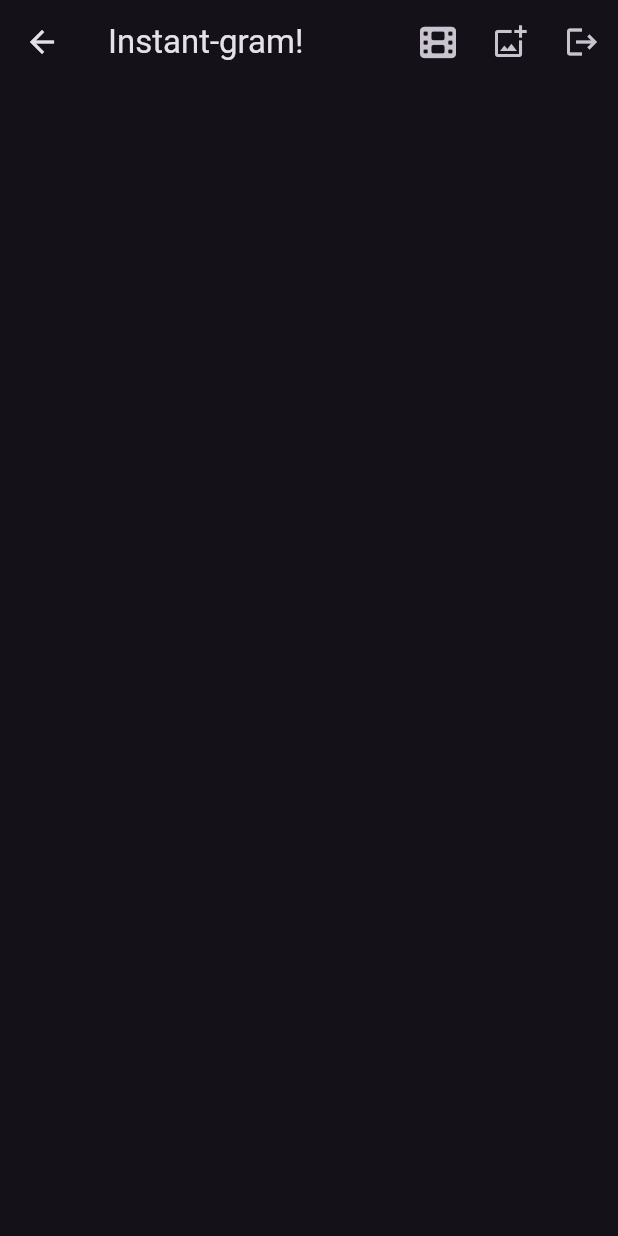
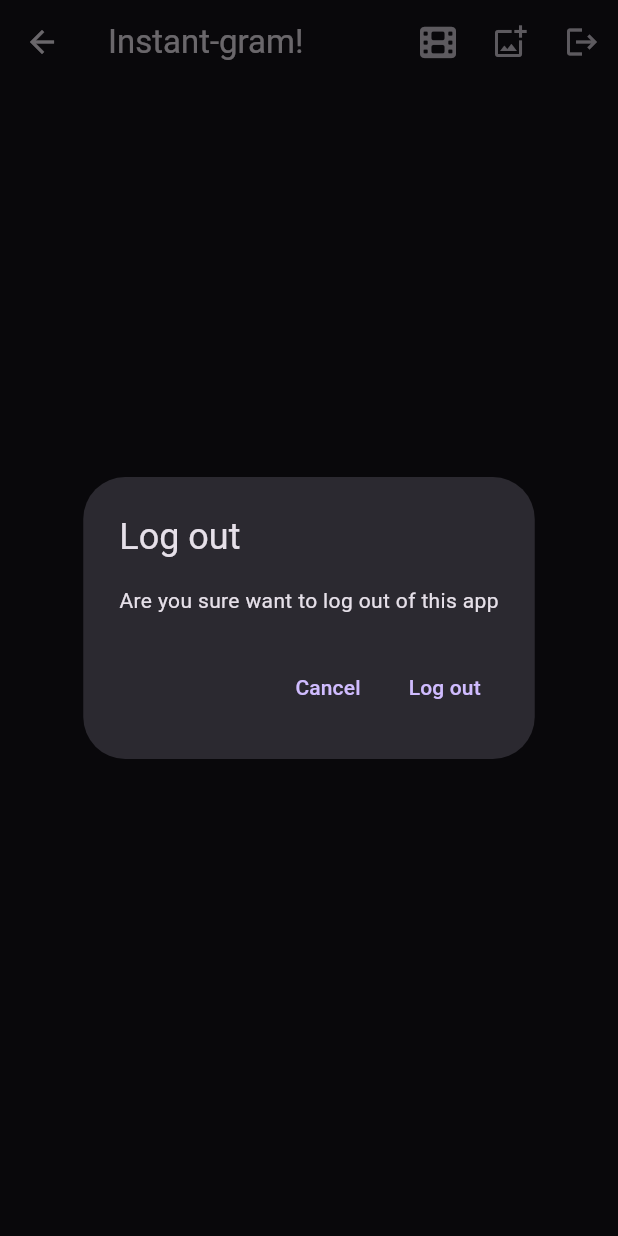
Before and after one commit to devruhulamin/photo-video-sharing-apps, a Flutter app: the MainView screen opened directly, after a tap on the "logout" icon, on a phone screen of 412 x 824 dp. Run offline on Flutter 3.47's test engine with Material 3 defaults, Android fonts, the phone set to English and light mode, and no system bars; our stand-ins replace cloud_firestore, firebase_auth, firebase_core, font_awesome_flutter, google_sign_in, hooks_riverpod and 1 more; missing offline and left inert: flutter_facebook_auth; accounts and stored records are empty; generated files the repository leaves out were written again.

Commit message:
implement logout function

```diff
--- a/lib/views/components/dialogs/alert_dialog_model.dart
+++ b/lib/views/components/dialogs/alert_dialog_model.dart
@@ -1,4 +1,3 @@
-import 'package:flutter/foundation.dart' show immutable;
 import 'package:flutter/material.dart';
 
 @immutable
--- /dev/null
+++ b/lib/views/components/dialogs/log_out_dialog.dart
@@ -0,0 +1,12 @@
+import 'package:flutter/foundation.dart' show immutable;
+import 'package:instagram_clone/views/components/constants/strings.dart';
+import 'package:instagram_clone/views/components/dialogs/alert_dialog_model.dart';
+
+@immutable
+class LogOutDialog extends AlertDialogModel<bool> {
+  const LogOutDialog()
+      : super(
+            title: Strings.logout,
+            message: Strings.areYouSureWantToLogoutThis,
+            buttons: const {Strings.canel: false, Strings.logout: true});
+}
--- a/lib/views/main/main_view.dart
+++ b/lib/views/main/main_view.dart
@@ -1,6 +1,9 @@
 import 'package:flutter/material.dart';
 import 'package:font_awesome_flutter/font_awesome_flutter.dart';
 import 'package:hooks_riverpod/hooks_riverpod.dart';
+import 'package:instagram_clone/state/auth/providers/auth_state_provider.dart';
+import 'package:instagram_clone/views/components/dialogs/alert_dialog_model.dart';
+import 'package:instagram_clone/views/components/dialogs/log_out_dialog.dart';
 import 'package:instagram_clone/views/constants/view_strings.dart';
 
 class MainView extends ConsumerStatefulWidget {
@@ -28,7 +31,15 @@ class _MainViewState extends ConsumerState<MainView> {
                 icon: const Icon(Icons.add_photo_alternate_outlined),
               ),
               IconButton(
-                  onPressed: () async {}, icon: const Icon(Icons.logout)),
+                  onPressed: () async {
+                    final shouldLogOut = await const LogOutDialog()
+                        .present(context)
+                        .then((value) => value ?? false);
+                    if (shouldLogOut) {
+                      await ref.read(authStateProvider.notifier).logout();
+                    }
+                  },
+                  icon: const Icon(Icons.logout)),
             ],
           ),
         ));
```
